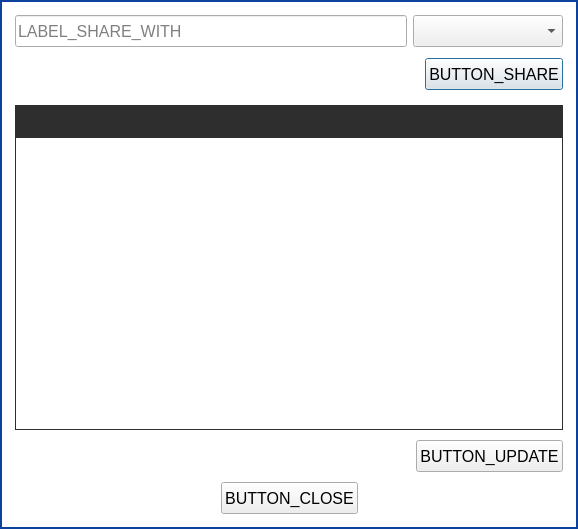
The window that parsec/core/gui/forms/workspace_sharing_dialog.ui (Scille/parsec-cloud) describes before a commit, drawn with Qt 5.
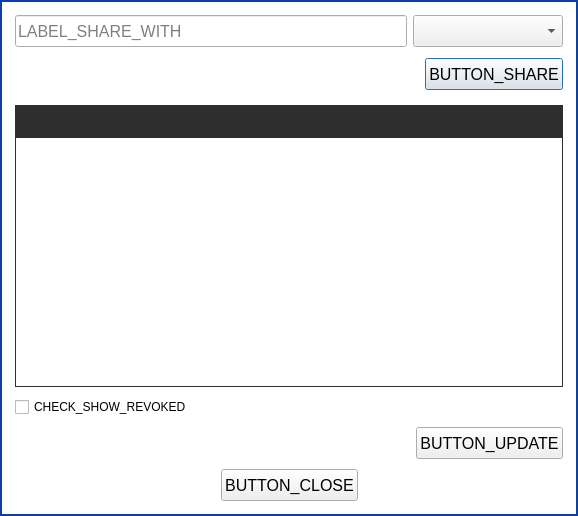
The same window after the commit. Custom widgets are drawn as their Qt base class.

Commit message: [GUI] Hide revoked users in workspace sharing dialog

Diff of the .ui file:
```diff
--- a/parsec/core/gui/forms/workspace_sharing_dialog.ui
+++ b/parsec/core/gui/forms/workspace_sharing_dialog.ui
@@ -7,7 +7,7 @@
     <x>0</x>
     <y>0</y>
     <width>578</width>
-    <height>529</height>
+    <height>516</height>
    </rect>
   </property>
   <property name="windowTitle">
@@ -249,7 +249,7 @@
               <x>0</x>
               <y>0</y>
               <width>548</width>
-              <height>287</height>
+              <height>239</height>
              </rect>
             </property>
             <property name="styleSheet">
@@ -292,6 +292,30 @@
         </layout>
        </widget>
       </item>
+      <item>
+       <layout class="QHBoxLayout" name="horizontalLayout_4">
+        <item>
+         <widget class="QCheckBox" name="check_show_revoked">
+          <property name="text">
+           <string>CHECK_SHOW_REVOKED</string>
+          </property>
+         </widget>
+        </item>
+        <item>
+         <spacer name="horizontalSpacer_5">
+          <property name="orientation">
+           <enum>Qt::Horizontal</enum>
+          </property>
+          <property name="sizeHint" stdset="0">
+           <size>
+            <width>40</width>
+            <height>20</height>
+           </size>
+          </property>
+         </spacer>
+        </item>
+       </layout>
+      </item>
       <item>
        <layout class="QHBoxLayout" name="horizontalLayout_5">
         <property name="spacing">
```
The commit also changes 7 other files.
